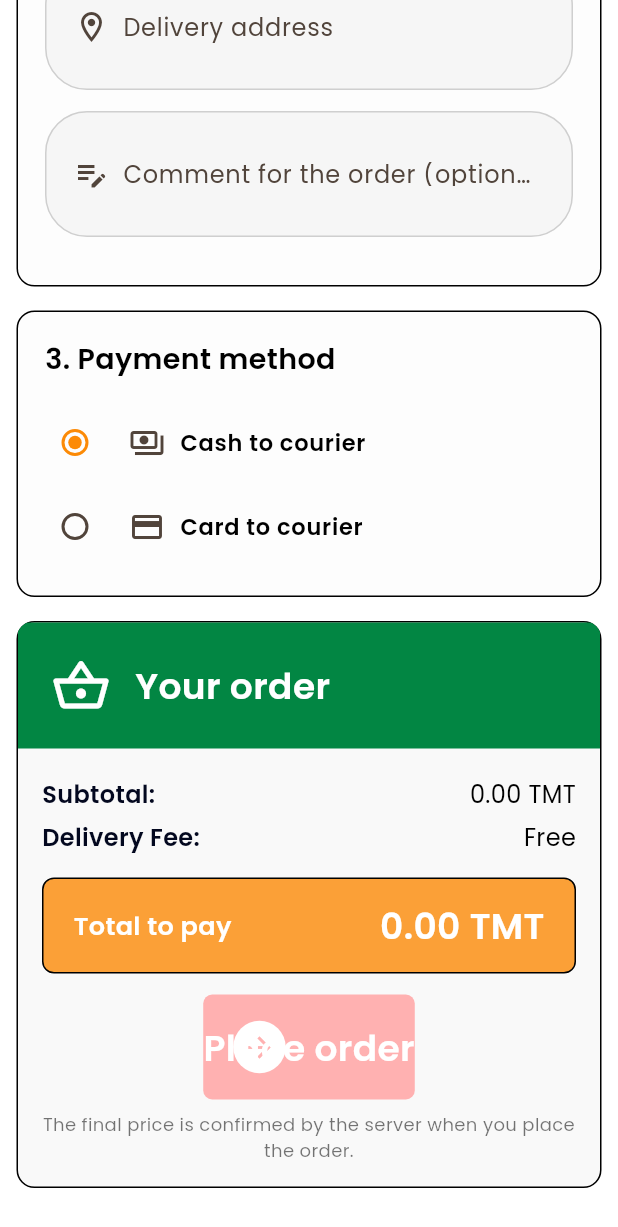
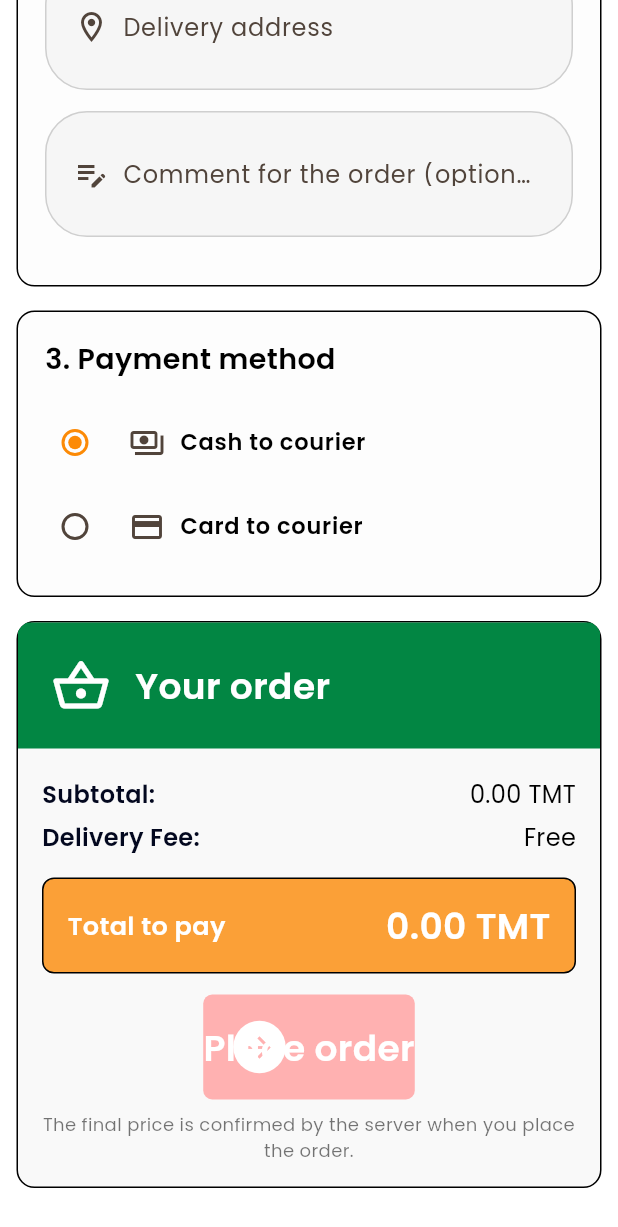
Before and after one commit to Kemalstudio/epicurean-restaurant, a Flutter app: the CheckoutScreen screen opened directly, scrolled down 767 dp, on a phone screen of 412 x 824 dp. Shown: the top 1227 px of the screen. Run offline on Flutter 3.47's test engine with Material 3 defaults, Android fonts, the phone set to English and light mode, and no system bars; our stand-ins replace cached_network_image, flutter_svg, lottie, shared_preferences; accounts and stored records are empty; network calls fail.

Commit message:
fix(mobile): no overflow on narrow phones and large system fonts
- LabelValueRow helper: label wraps, big prices scale down (basket total,
  checkout total/summary, options popup total)
- size buttons, open-hours pill, basket/order-summary headers, header basket
  price: Flexible / scale-down instead of fixed-width rows
- cuisine tiles: photo shrinks so the caption fits; deal list height follows
  the system font scale
- restaurant card footer and "no account? / have account?" rows use Wrap
- checkout cards get a transparent Material so ListTile ink is visible

Co-Authored-By: Claude Opus 5.5 <noreply@anthropic.com>

```diff
--- a/mobile/lib/screens/basket.dart
+++ b/mobile/lib/screens/basket.dart
@@ -290,9 +290,15 @@ class _CheckoutScreenState extends State<CheckoutScreen> {
                             children: [
                               Icon(p.$2),
                               const SizedBox(width: 10),
-                              Text(
+                              Expanded(
+                                child: Text(
                                   p.$3,
-                                style: Ember.text(15, weight: FontWeight.w600),
+                                  style: Ember.text(
+                                    15,
+                                    weight: FontWeight.w600,
+                                    height: 1.3,
+                                  ),
+                                ),
                               ),
                             ],
                           ),
@@ -322,12 +328,18 @@ class _CheckoutScreenState extends State<CheckoutScreen> {
                             size: 40,
                           ),
                           const SizedBox(width: 16),
-                          Text(
+                          Flexible(
+                            child: FittedBox(
+                              fit: BoxFit.scaleDown,
+                              alignment: Alignment.centerLeft,
+                              child: Text(
                                 t('order_summary'),
                                 style: Ember.text(
                                   24,
                                   weight: FontWeight.w600,
                                   color: Colors.white,
+                                ),
+                              ),
                             ),
                           ),
                         ],
@@ -382,25 +394,27 @@ class _CheckoutScreenState extends State<CheckoutScreen> {
                           ),
                           const SizedBox(height: 12),
                           Container(
-                            height: 64,
-                            padding: const EdgeInsets.symmetric(horizontal: 20),
+                            constraints: const BoxConstraints(minHeight: 64),
+                            padding: const EdgeInsets.symmetric(
+                              horizontal: 16,
+                              vertical: 8,
+                            ),
                             decoration: BoxDecoration(
                               color: Ember.orange.withValues(alpha: 0.8),
                               border: Border.all(color: Colors.black),
                               borderRadius: BorderRadius.circular(8),
                             ),
-                            child: Row(
-                              children: [
-                                Text(
+                            child: LabelValueRow(
+                              label: Text(
                                 t('total_to_pay'),
                                 style: Ember.text(
                                   17,
                                   weight: FontWeight.w600,
                                   color: Colors.white,
+                                  height: 1.2,
                                 ),
                               ),
-                                const Spacer(),
-                                Text(
+                              value: Text(
                                 app.price(cart.total),
                                 style: Ember.text(
                                   24,
@@ -408,7 +422,6 @@ class _CheckoutScreenState extends State<CheckoutScreen> {
                                   color: Colors.white,
                                 ),
                               ),
-                              ],
                             ),
                           ),
                           const SizedBox(height: 14),
@@ -461,6 +474,9 @@ class _CheckoutScreenState extends State<CheckoutScreen> {
       border: Border.all(color: Colors.black),
       borderRadius: BorderRadius.circular(Ember.radius),
     ),
+    // Transparent Material so ListTile ink splashes paint above the card colour.
+    child: Material(
+      type: MaterialType.transparency,
       child: Column(
         crossAxisAlignment: CrossAxisAlignment.stretch,
         children: [
@@ -469,19 +485,22 @@ class _CheckoutScreenState extends State<CheckoutScreen> {
           child,
         ],
       ),
+    ),
   );
 
   Widget _sum(String label, String value) => Padding(
     padding: const EdgeInsets.symmetric(vertical: 3),
-    child: Row(
-      children: [
-        Text(
+    child: LabelValueRow(
+      label: Text(
         '$label:',
-          style: Ember.text(16, weight: FontWeight.w600, color: Ember.navy),
+        style: Ember.text(
+          16,
+          weight: FontWeight.w600,
+          color: Ember.navy,
+          height: 1.2,
         ),
-        const Spacer(),
-        Text(value, style: Ember.text(16)),
-      ],
+      ),
+      value: Text(value, style: Ember.text(16)),
     ),
   );
 }
--- a/mobile/lib/widgets/common.dart
+++ b/mobile/lib/widgets/common.dart
@@ -9,6 +9,36 @@ import 'animated.dart';
 
 double numOf(dynamic v, [double f = 0]) =>
     v is num ? v.toDouble() : (double.tryParse('$v') ?? f);
+
+/// "Label ........ value" row that never overflows: the label wraps onto a
+/// second line and a too-wide value (e.g. a big price) scales down to fit.
+class LabelValueRow extends StatelessWidget {
+  final Widget label, value;
+  final double gap;
+  const LabelValueRow({
+    super.key,
+    required this.label,
+    required this.value,
+    this.gap = 12,
+  });
+  @override
+  Widget build(BuildContext context) => LayoutBuilder(
+    builder: (context, box) => Row(
+      children: [
+        Expanded(child: label),
+        SizedBox(width: gap),
+        ConstrainedBox(
+          constraints: BoxConstraints(maxWidth: box.maxWidth * 0.62),
+          child: FittedBox(
+            fit: BoxFit.scaleDown,
+            alignment: Alignment.centerRight,
+            child: value,
+          ),
+        ),
+      ],
+    ),
+  );
+}
 
 /// Network photo with gray placeholder (kit placeholder color).
 class NetImage extends StatelessWidget {
@@ -171,13 +201,18 @@ class EmberHeader extends StatelessWidget {
                               ),
                             ),
                           ),
-                          const SizedBox(width: 14),
-                          Text(
-                            app.price(cart.total),
-                            style: Ember.text(
-                              16,
-                              weight: FontWeight.w600,
-                              color: Colors.white,
+                          const SizedBox(width: 10),
+                          Flexible(
+                            child: FittedBox(
+                              fit: BoxFit.scaleDown,
+                              child: Text(
+                                app.price(cart.total),
+                                style: Ember.text(
+                                  16,
+                                  weight: FontWeight.w600,
+                                  color: Colors.white,
+                                ),
+                              ),
                             ),
                           ),
                         ],
@@ -305,6 +340,7 @@ class DealCardSmall extends StatelessWidget {
               Text(
                 '${r['name']}',
                 maxLines: 2,
+                overflow: TextOverflow.ellipsis,
                 style: Ember.text(14, weight: FontWeight.w600, height: 1.2),
               ),
             ],
@@ -338,10 +374,9 @@ class CuisineTile extends StatelessWidget {
             child: Column(
               crossAxisAlignment: CrossAxisAlignment.stretch,
               children: [
-                AspectRatio(
-                  aspectRatio: 238 / 203,
-                  child: NetImage(c['image_url']),
-                ),
+                // Photo takes whatever the grid cell leaves after the caption,
+                // so large system fonts shrink the photo instead of overflowing.
+                Expanded(child: NetImage(c['image_url'])),
                 Padding(
                   padding: const EdgeInsets.fromLTRB(16, 8, 12, 8),
                   child: Column(
@@ -361,6 +396,8 @@ class CuisineTile extends StatelessWidget {
                         app.t('restaurants_count', {
                           'count': c['restaurant_count'],
                         }),
+                        maxLines: 1,
+                        overflow: TextOverflow.ellipsis,
                         style: Ember.text(12, color: Colors.white),
                       ),
                     ],
```
Also changed, not shown: mobile/lib/screens/auth.dart (+6 -4 lines), mobile/lib/screens/home.dart (+6 -1 lines), mobile/lib/screens/restaurant.dart (+11 -8 lines), mobile/lib/screens/restaurants.dart (+22 -4 lines), mobile/lib/widgets/basket.dart (+28 -17 lines), mobile/lib/widgets/product.dart (+21 -14 lines). Lines whose indentation alone changed are shown as unchanged.
